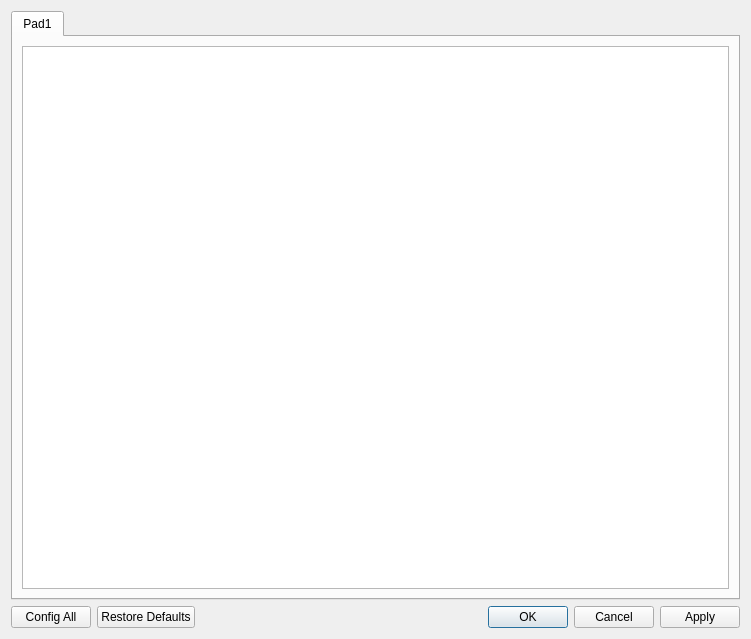
Before: the Qt Designer form build_unix/controllerconfigdialog.ui in jpd002/Play-, drawn with Qt 5.
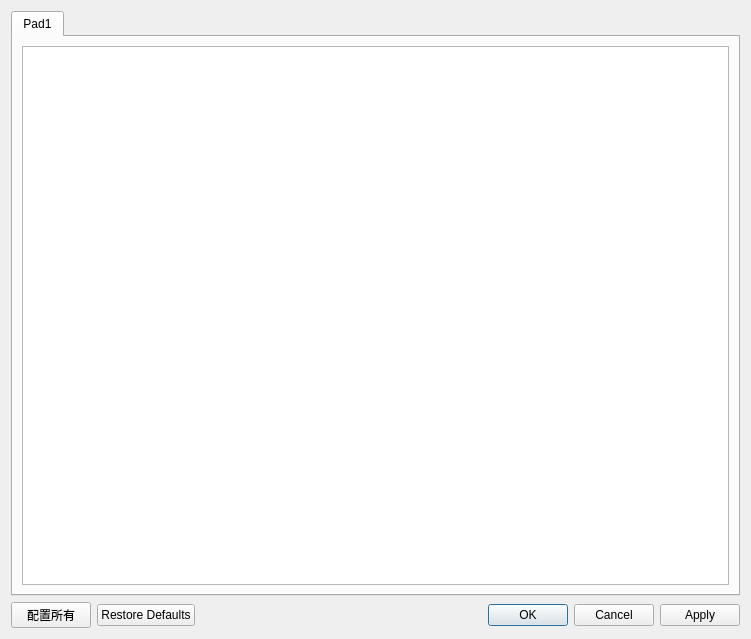
After: the same form once the commit is applied.

Commit message: China localization

```diff
--- a/build_unix/controllerconfigdialog.ui
+++ b/build_unix/controllerconfigdialog.ui
@@ -42,7 +42,7 @@
    <item row="1" column="0">
     <widget class="QPushButton" name="ConfigAllButton">
      <property name="text">
-      <string>Config All</string>
+      <string>配置所有</string>
      </property>
     </widget>
    </item>
```
